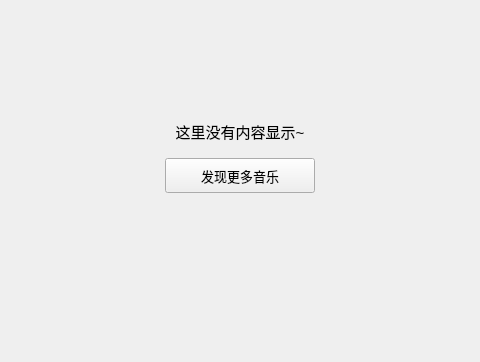
Above: KuGouStart/RecentlyPlayed/RecentlyMVChannel/RecentlyMVChannel.ui from a-mo-xi-wei/Qt-KuGouAppClient before the change; both pictures show x 187 to 667 and y 0 to 362 of the 854 by 362 pixel window. Below: the same form after it.
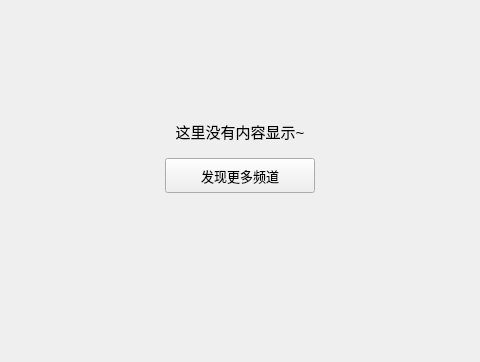
That is the form after the change.

Commit message: 发现更多音乐、频道界面跳转功能实现完毕

```diff
--- a/KuGouStart/RecentlyPlayed/RecentlyMVChannel/RecentlyMVChannel.ui
+++ b/KuGouStart/RecentlyPlayed/RecentlyMVChannel/RecentlyMVChannel.ui
@@ -115,7 +115,7 @@
            <cursorShape>PointingHandCursor</cursorShape>
           </property>
           <property name="text">
-           <string>发现更多音乐</string>
+           <string>发现更多频道</string>
           </property>
          </widget>
         </item>
```
The commit also changes 71 other files.
